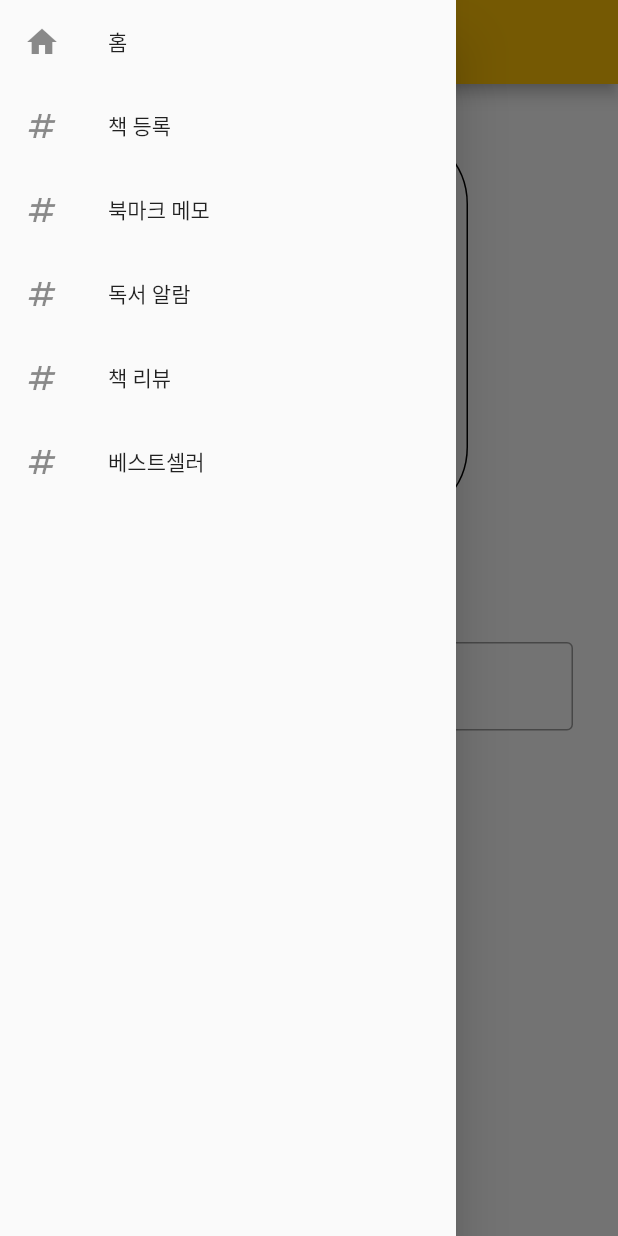
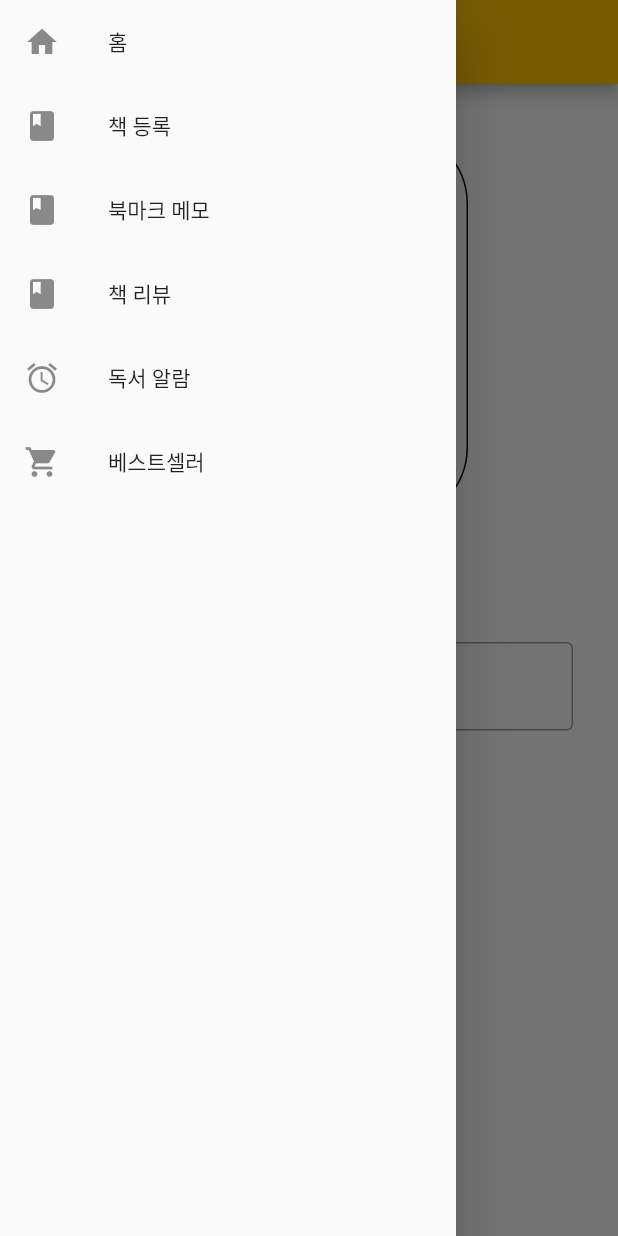
Before and after one commit to CAU-MobileApp-2022/bookmark, a Flutter app: the AlarmSettingPage screen opened by its route, with the side drawer open, on a phone screen of 412 x 824 dp. Run offline on Flutter 3.47's test engine with Material 2 defaults, Android fonts, the phone set to English and light mode, and no system bars; drawn by our look-alikes of flutter_time_picker_spinner; our stand-ins replace cloud_firestore, firebase_auth, firebase_core, flutter_local_notifications, modal_progress_hud_nsn, smooth_star_rating_nsafe; missing offline and left inert: android_alarm_manager_plus, flutter_alarm_clock, flutter_barcode_scanner; accounts and stored records are empty; Roboto replaces fonts that are missing (Jua-Regular).

Commit message:
Add files via upload

```diff
--- a/lib/alarm.dart
+++ b/lib/alarm.dart
@@ -29,7 +29,7 @@ class _AlarmPageState extends State<AlarmPage> {
     return Scaffold(
       resizeToAvoidBottomInset: false,
       appBar: AppBar(
-        title: const Text('Alarm'),
+        title: const Text('알람'),
       ),
       body: ListView(
         children: [
@@ -43,7 +43,7 @@ class _AlarmPageState extends State<AlarmPage> {
                   onPressed: () {
                     Navigator.pushNamed(context, '/alarmSetting', arguments: {});
                     },
-                  child: Text('Add new Alarm'),
+                  child: Text('알람 +'),
                 ),
               ],
             ),
@@ -148,7 +148,7 @@ class _AlarmSettingPageState extends State<AlarmSettingPage> {
   Widget build(BuildContext context) {
     return Scaffold(
       appBar: AppBar(
-        title: const Text('Setting Alarm'),
+        title: const Text('알람 설정'),
         leading:  IconButton(
           onPressed: () {
             Navigator.pop(context);
@@ -191,7 +191,7 @@ class _AlarmSettingPageState extends State<AlarmSettingPage> {
               padding: const EdgeInsets.all(30.0),
               child: TextField(
                 decoration: InputDecoration(
-                  labelText: 'Alarm memo',
+                  labelText: '알람 이름',
                   border: OutlineInputBorder()
                 ),
                 controller: _alarmMemoController,
@@ -203,7 +203,7 @@ class _AlarmSettingPageState extends State<AlarmSettingPage> {
                 alarmInfoList.add(new AlarmInfo(_alarmMemoController.text, _dateTime!.hour, _dateTime!.minute, false));
                 final result = await _navigateAndDisplaySelection(context, 'alarm');
               },
-              child: Text('Enter')
+              child: Text('저장하기')
             ),
           ],
         ),
--- a/lib/lookup.dart
+++ b/lib/lookup.dart
@@ -28,7 +28,7 @@ class _LookUpPageState extends State<LookUpPage> {
   Widget build(BuildContext context) {
     return Scaffold(
       appBar: AppBar(
-        title: const Text('Lookup'),
+        title: const Text('책 목록'),
       ),
       body: ListView(
         children: [
@@ -64,7 +64,7 @@ class _LookUpPageState extends State<LookUpPage> {
                     }
 
                     },
-                  child: Text('Add new Book'),
+                  child: Text('등록하기'),
                 ),
               ],
         ),
--- a/lib/main.dart
+++ b/lib/main.dart
@@ -33,6 +33,7 @@ class MyApp extends StatelessWidget {
     return MaterialApp(
       title: 'Flutter App',
       theme: ThemeData(
+        fontFamily: 'Jua-Regular',
         primarySwatch: Colors.amber,
       ),
       routes: {
@@ -44,6 +45,7 @@ class MyApp extends StatelessWidget {
         '/alarm': (context) => const AlarmPage(),
         '/alarmSetting': (context) => const AlarmSettingPage(),
         '/review': (context) => const ReviewPage(),
+        '/book-reviewDetail': (context) => const BookReviewDetailPage(),
         '/bestseller': (context) => const BestSellerPage(),
         '/barcode': (context) => const BarcodePage(),
         '/search': (context) => const SearchPage(),
@@ -84,7 +86,7 @@ class _MyHomePageState extends State<MyHomePage> {
       child: Scaffold(
         backgroundColor: Colors.transparent,
         appBar: AppBar(
-          title: const Text('Bookmark App'),
+          title: const Text('북마크 앱'),
           actions: [
             IconButton(
               icon: const Icon(Icons.add),
--- a/lib/sidebar.dart
+++ b/lib/sidebar.dart
@@ -17,7 +17,7 @@ class DrawerMenuItems extends StatelessWidget {
           },
         ),
         ListTile(
-          leading: const Icon(Icons.numbers),
+          leading: const Icon(Icons.book),
           title: const Text("책 등록"),
           onTap: () {
             Navigator.of(context).popUntil((route) => route.isFirst);
@@ -25,7 +25,7 @@ class DrawerMenuItems extends StatelessWidget {
           },
         ),
         ListTile(
-          leading: const Icon(Icons.numbers),
+          leading: const Icon(Icons.book),
           title: const Text("북마크 메모"),
           onTap: () {
             Navigator.of(context).popUntil((route) => route.isFirst);
@@ -33,7 +33,15 @@ class DrawerMenuItems extends StatelessWidget {
           },
         ),
         ListTile(
-          leading: const Icon(Icons.numbers),
+          leading: const Icon(Icons.book),
+          title: const Text("책 리뷰"),
+          onTap: () {
+            Navigator.of(context).popUntil((route) => route.isFirst);
+            Navigator.pushNamed(context, '/review', arguments: {});
+          },
+        ),
+        ListTile(
+          leading: const Icon(Icons.alarm),
           title: const Text("독서 알람"),
           onTap: () {
             Navigator.of(context).popUntil((route) => route.isFirst);
@@ -41,15 +49,7 @@ class DrawerMenuItems extends StatelessWidget {
           },
         ),
         ListTile(
-          leading: const Icon(Icons.numbers),
-          title: const Text("책 리뷰"),
-          onTap: () {
-            Navigator.of(context).popUntil((route) => route.isFirst);
-            Navigator.pushNamed(context, '/review', arguments: {});
-          },
-        ),
-        ListTile(
-          leading: const Icon(Icons.numbers),
+          leading: const Icon(Icons.shopping_cart),
           title: const Text("베스트셀러"),
           onTap: () {
             Navigator.of(context).popUntil((route) => route.isFirst);
```
Also changed, not shown: lib/best_seller.dart (+13 -20 lines), lib/bookmark.dart (+5 -5 lines), lib/review.dart (+157 -3 lines).
